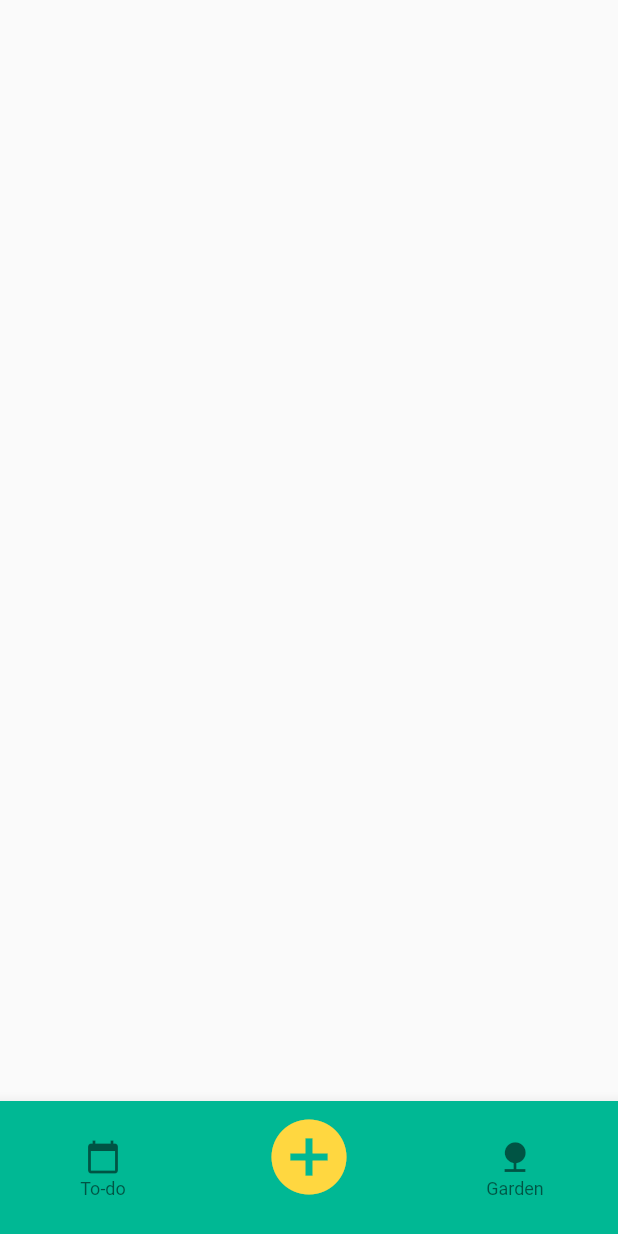
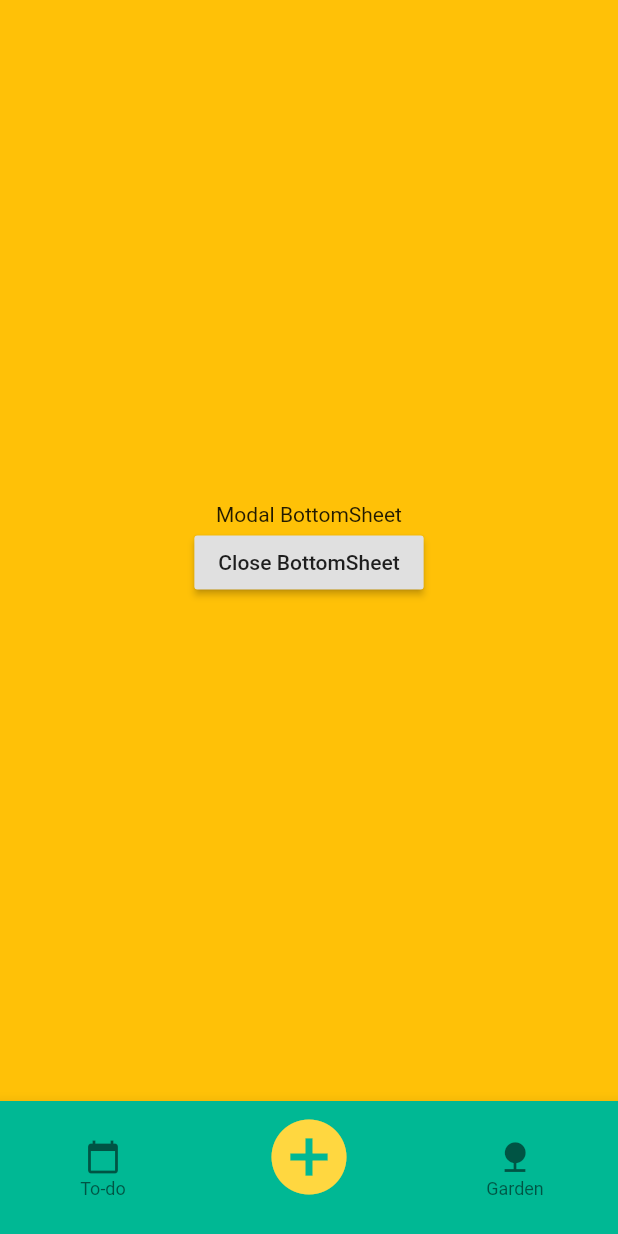
Before and after one commit to hisnameispum/nurture_land, a Flutter app: the screen it shows after launch, item 2 of the bottom bar chosen, on a phone screen of 412 x 824 dp. Run offline on Flutter 3.47's test engine with Material 2 defaults, Android fonts, the phone set to English and light mode, and no system bars.

Commit message:
Added a bottom sheet

```diff
--- a/lib/screens/todo_screen.dart
+++ b/lib/screens/todo_screen.dart
@@ -38,7 +38,23 @@ class _Todo_ScreenState extends State<Todo_Screen> {
     }
     else {
 //    TODO: Add a bottomsheet here
-      return Container();
+      return Container(
+        height: 20,
+        color: Colors.amber,
+        child: Center(
+          child: Column(
+            mainAxisAlignment: MainAxisAlignment.center,
+            mainAxisSize: MainAxisSize.min,
+            children: <Widget>[
+              const Text('Modal BottomSheet'),
+              RaisedButton(
+                child: const Text('Close BottomSheet'),
+                onPressed: (){},
+              )
+            ],
+          ),
+        ),
+      );
     }
   }
 
--- a/lib/widgets/garden_widget.dart
+++ b/lib/widgets/garden_widget.dart
@@ -13,7 +13,6 @@ class Garden_Widget extends StatelessWidget{
               Garden_Avatar("Tree2"),
               Garden_Avatar("Tree3"),
               Garden_Avatar("Tree4"),
-
             ]
           ),
         )
```
